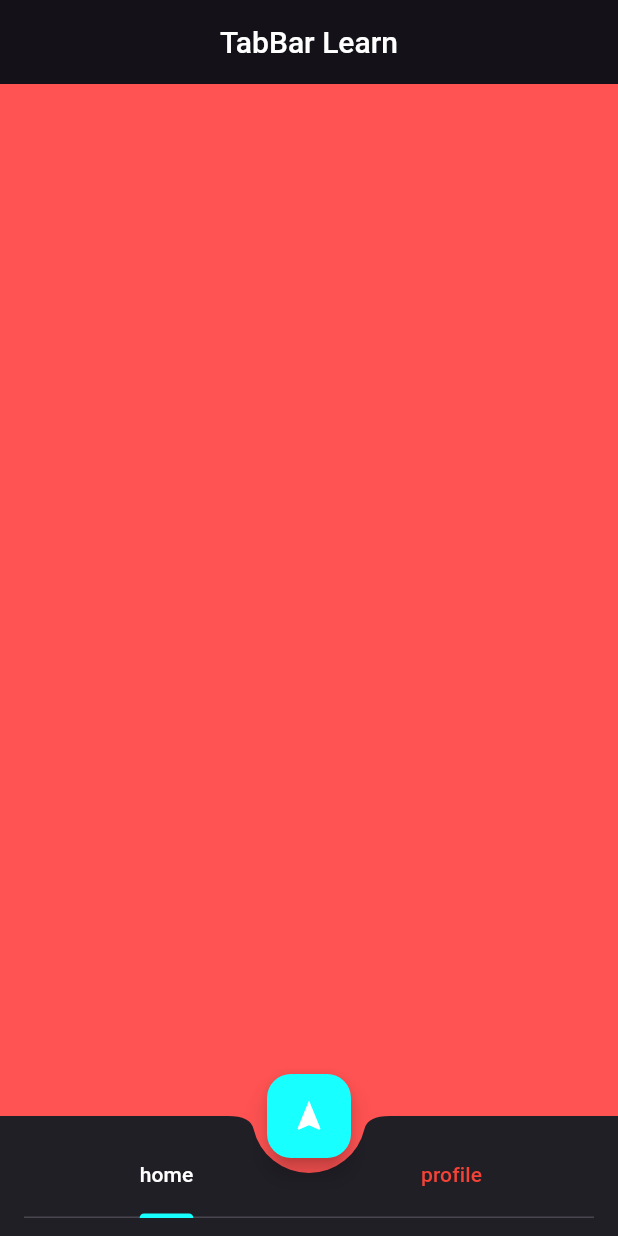
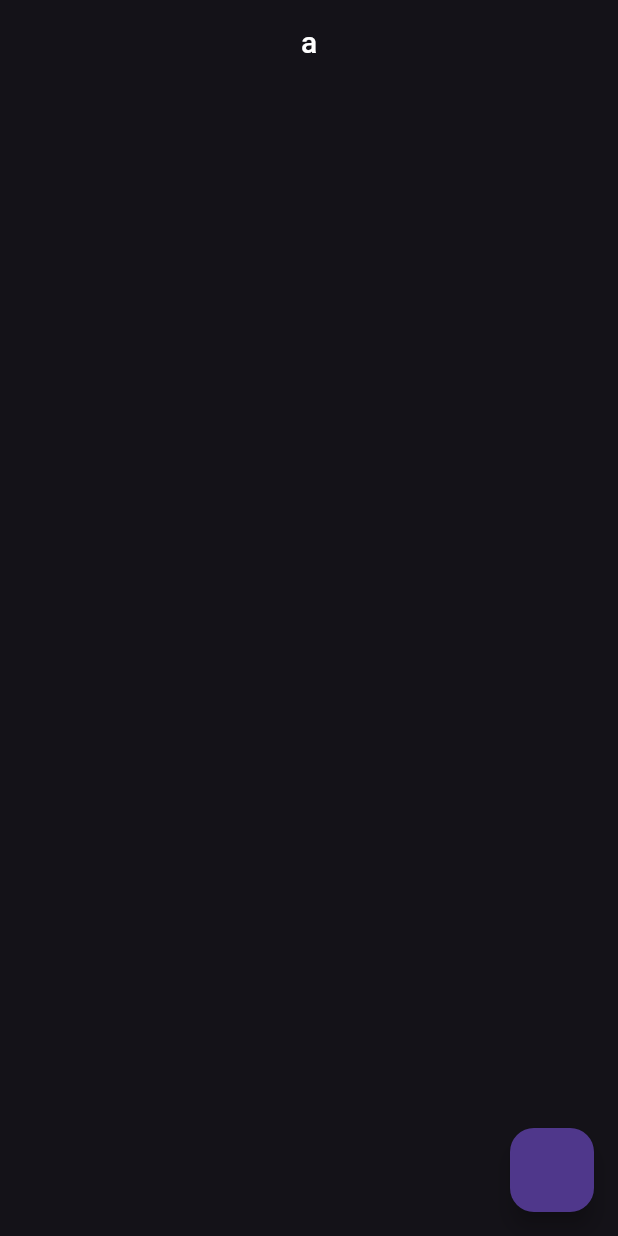
Before and after one commit to drgndenis/one_hundred_days_of_code, a Flutter app: the screen it shows after launch, on a phone screen of 412 x 824 dp. Run offline on Flutter 3.47's test engine with Material 2 defaults, Android fonts, the phone set to English and light mode, and no system bars.

Commit message:
Day-9 Model added

```diff
--- /dev/null
+++ b/lib/Day-9/model_learn.dart
@@ -0,0 +1,113 @@
+class PostModel {
+  int? userId;
+  int? id;
+  String? title;
+  String? body;
+}
+
+class PostModel2 {
+  int userId;
+  int id;
+  String title;
+  String body;
+
+  PostModel2(this.userId, this.id, this.title, this.body);
+}
+
+class PostModel3 {
+  final int userId;
+  final int id;
+  final String title;
+  final String body;
+
+  PostModel3(this.userId, this.id, this.title, this.body);
+}
+
+class PostModel4 {
+  final int userId;
+  final int id;
+  final String title;
+  final String body;
+
+  PostModel4(
+      {required this.userId,
+      required this.id,
+      required this.title,
+      required this.body});
+}
+
+class PostModel5 {
+  final int _userId;
+  final int _id;
+  final String _title;
+  final String _body;
+
+  PostModel5({
+    required int userId,
+    required int id,
+    required String title,
+    required String body,
+  })  : _userId = userId,
+        _id = id,
+        _title = title,
+        _body = body;
+}
+
+class PostModel6 {
+  late final int _userId;
+  late final int _id;
+  late final String _title;
+  late final String _body;
+
+  PostModel6({
+    required int userId,
+    required int id,
+    required String title,
+    required String body,
+  })  : _userId = userId,
+        _id = id,
+        _title = title,
+        _body = body;
+}
+
+class PostModel7 {
+  late final int _userId;
+  late final int _id;
+  late final String _title;
+  late final String _body;
+
+  PostModel7({
+    int userId = 0,
+    int id = 0,
+    String title = "",
+    String body = "",
+  })  : _userId = userId,
+        _id = id,
+        _title = title,
+        _body = body;
+}
+
+// Verdigimiz
+class PostModel8 {
+  final int? userId;
+  final int? id;
+  final String? title;
+  String? body;
+
+  PostModel8({this.userId, this.id, this.title, this.body});
+
+  void updateBody(String? data) {
+    if (data != null && data.isNotEmpty) {
+      body = data;
+    }
+  }
+
+  PostModel8 copyWith({int? userId, int? id, String? title, String? body}) {
+    return PostModel8(
+      userId: userId ?? this.userId,
+      id: id ?? this.id,
+      title: title ?? this.title,
+      body: body ?? this.body,
+    );
+  }
+}
--- /dev/null
+++ b/lib/Day-9/model_learn_view.dart
@@ -0,0 +1,76 @@
+import 'package:flutter/material.dart';
+import 'package:one_hundred_days_of_flutter/Day-9/model_learn.dart';
+
+class ModelLearnView extends StatefulWidget {
+  const ModelLearnView({super.key});
+
+  @override
+  State<ModelLearnView> createState() => _ModelLearnViewState();
+}
+
+class _ModelLearnViewState extends State<ModelLearnView> {
+  // degisebilir bir model
+  PostModel8 user9 = PostModel8(body: 'body', title: 'a');
+
+  @override
+  void initState() {
+    super.initState();
+
+    final user1 = PostModel();
+    user1.userId = 1;
+
+    final user2 = PostModel2(1, 2, 'title', 'body');
+    user2.body = 'body2';
+
+    final user3 = PostModel3(1, 2, 'title', 'body');
+    // PostModel3 class'inda final olarak tanimlanmis degiskenlerin degeri degistirilemez. Bu yuzden hata aliriz.
+    // user3.body = 'body3';
+
+    // localde islem yapıyorsak bu modeli kullanabiliriz
+    final user4 = PostModel4(
+      userId: 1,
+      id: 2,
+      title: 'title',
+      body: 'body',
+    );
+
+    // PostModel5 icerisindeki degerler private olarak tanimlandigi icin erisim saglanamaz. Bu private degerlere erisim saglamak icin getter ve setter methodlari kullanilir.
+    final user5 = PostModel5(
+      userId: 1,
+      id: 2,
+      title: 'title',
+      body: 'body',
+    );
+
+    final user6 = PostModel6(
+      userId: 1,
+      id: 2,
+      title: 'title',
+      body: 'body',
+    );
+
+    final user7 = PostModel7();
+
+    // servisten data cekiyorsak en iyi kullanım budur
+    final user8 = PostModel8(body: 'body');
+  }
+
+  @override
+  Widget build(BuildContext context) {
+    return Scaffold(
+      floatingActionButton: FloatingActionButton(
+        onPressed: () {
+          setState(() {
+            user9 = user9.copyWith(title: 'title');
+            user9.updateBody('data');
+
+            // user9.body = 'body'; // bunu bu sekilde kullanmak yerine modelin oldugu yerde bir function olustururuz ve bu function uzerinde deger degistiririz
+          });
+        },
+      ),
+      appBar: AppBar(
+        title: Text(user9.title ?? 'Not has any data'),
+      ),
+    );
+  }
+}
--- a/lib/main.dart
+++ b/lib/main.dart
@@ -4,6 +4,7 @@ import 'package:flutter/services.dart';
 import 'package:one_hundred_days_of_flutter/Day-6/text_field_learn.dart';
 import 'Day-7/my_collections_demo.dart';
 import 'Day-8/navigation_learn.dart';
+import 'Day-9/model_learn_view.dart';
 import 'Day-9/tab_learn.dart';
 
 void main() {
@@ -51,6 +52,6 @@ class MyApp extends StatelessWidget {
             backgroundColor: Colors.transparent,
           ),
         ),
-        home: const TabLearn());
+        home: const ModelLearnView());
   }
 }
```
